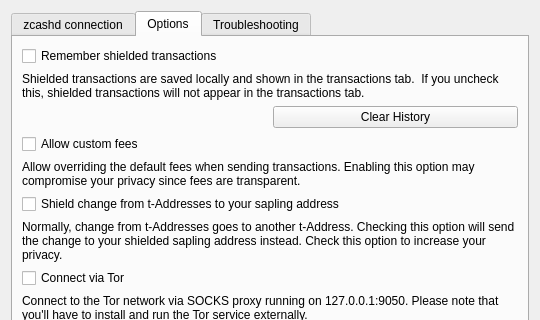
Old version of the form src/settings.ui in the repository matasov/arkwallet; both pictures show x 0 to 540 and y 0 to 320 of the 540 by 539 pixel window.
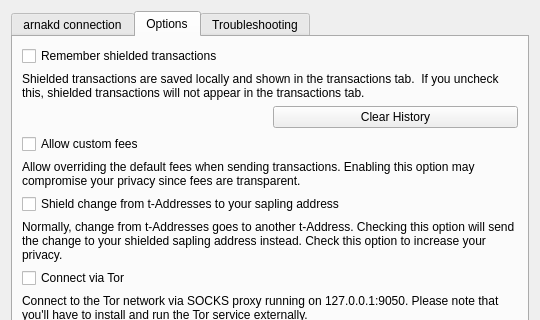
New version of the form.

```diff
--- a/src/settings.ui
+++ b/src/settings.ui
@@ -30,7 +30,7 @@
      </property>
      <widget class="QWidget" name="tab">
       <attribute name="title">
-       <string>zcashd connection</string>
+       <string>arnakd connection</string>
       </attribute>
       <layout class="QVBoxLayout" name="verticalLayout_3">
        <item>
```
